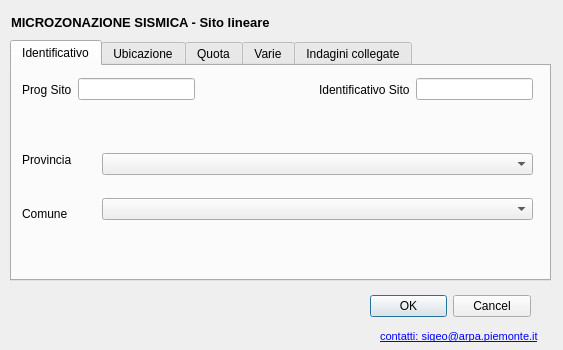
First picture: the form in Indagini/form/siti_lineari.ui, repository ivn888/mzs, before the edit.
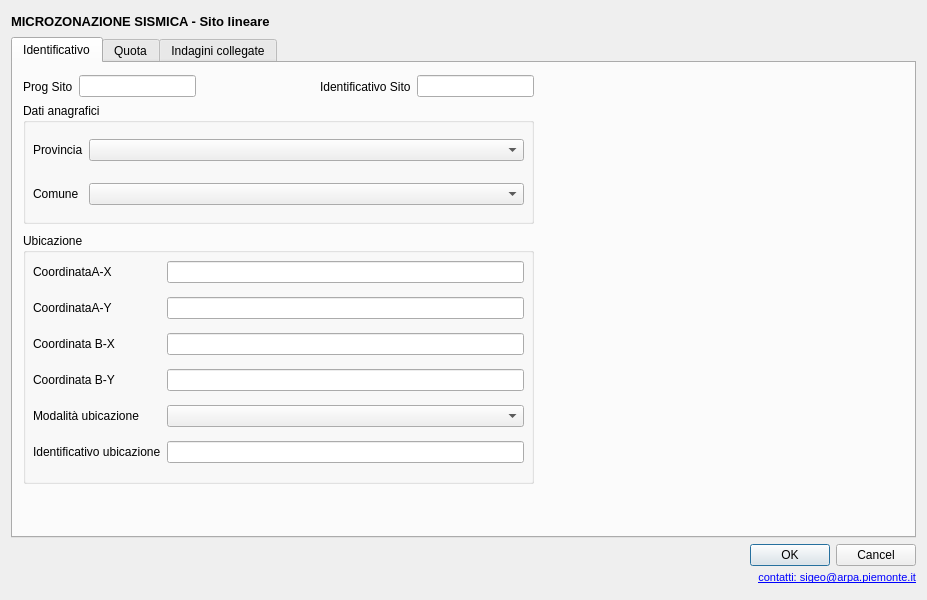
Second picture: the form after the edit. Icons and pictures are not drawn. Custom widgets are drawn as their Qt base class.

Patch:
```diff
--- a/Indagini/form/siti_lineari.ui
+++ b/Indagini/form/siti_lineari.ui
@@ -6,20 +6,20 @@
    <rect>
     <x>0</x>
     <y>0</y>
-    <width>563</width>
-    <height>350</height>
+    <width>927</width>
+    <height>600</height>
    </rect>
   </property>
   <property name="sizePolicy">
-   <sizepolicy hsizetype="Fixed" vsizetype="Fixed">
+   <sizepolicy hsizetype="Preferred" vsizetype="Preferred">
     <horstretch>0</horstretch>
     <verstretch>0</verstretch>
    </sizepolicy>
   </property>
   <property name="minimumSize">
    <size>
-    <width>563</width>
-    <height>350</height>
+    <width>800</width>
+    <height>600</height>
    </size>
   </property>
   <property name="font">
@@ -28,82 +28,10 @@
    </font>
   </property>
   <property name="windowTitle">
-   <string>Dialog</string>
+   <string>Sito Puntuale</string>
   </property>
-  <widget class="QDialogButtonBox" name="buttonBox">
-   <property name="geometry">
-    <rect>
-     <x>370</x>
-     <y>290</y>
-     <width>161</width>
-     <height>32</height>
-    </rect>
-   </property>
-   <property name="orientation">
-    <enum>Qt::Horizontal</enum>
-   </property>
-   <property name="standardButtons">
-    <set>QDialogButtonBox::Cancel|QDialogButtonBox::Ok</set>
-   </property>
-  </widget>
-  <widget class="QLabel" name="label_10">
-   <property name="geometry">
-    <rect>
-     <x>20</x>
-     <y>290</y>
-     <width>91</width>
-     <height>41</height>
-    </rect>
-   </property>
-   <property name="text">
-    <string/>
-   </property>
-   <property name="pixmap">
-    <pixmap>resources/arpa.gif</pixmap>
-   </property>
-  </widget>
-  <widget class="QLabel" name="label_16">
-   <property name="geometry">
-    <rect>
-     <x>130</x>
-     <y>290</y>
-     <width>131</width>
-     <height>41</height>
-    </rect>
-   </property>
-   <property name="text">
-    <string/>
-   </property>
-   <property name="pixmap">
-    <pixmap>resources/rp.gif</pixmap>
-   </property>
-  </widget>
-  <widget class="QLabel" name="label_17">
-   <property name="geometry">
-    <rect>
-     <x>380</x>
-     <y>330</y>
-     <width>159</width>
-     <height>13</height>
-    </rect>
-   </property>
-   <property name="text">
-    <string>&lt;!DOCTYPE HTML PUBLIC &quot;-//W3C//DTD HTML 4.0//EN&quot; &quot;http://www.w3.org/TR/REC-html40/strict.dtd&quot;&gt;
-&lt;html&gt;&lt;head&gt;&lt;meta name=&quot;qrichtext&quot; content=&quot;1&quot; /&gt;&lt;style type=&quot;text/css&quot;&gt;
-p, li { white-space: pre-wrap; }
-&lt;/style&gt;&lt;/head&gt;&lt;body style=&quot; font-family:'Arial'; font-size:8.25pt; font-weight:400; font-style:normal;&quot;&gt;
-&lt;p style=&quot; margin-top:0px; margin-bottom:0px; margin-left:0px; margin-right:0px; -qt-block-indent:0; text-indent:0px;&quot;&gt;&lt;a href=&quot;mailto:sigeo.arpa.piemonte.it&quot;&gt;&lt;span style=&quot; text-decoration: underline; color:#0000ff;&quot;&gt;contatti: sigeo@arpa.piemonte.it&lt;/span&gt;&lt;/a&gt;&lt;/p&gt;&lt;/body&gt;&lt;/html&gt;</string>
-   </property>
-  </widget>
-  <widget class="QWidget" name="layoutWidget">
-   <property name="geometry">
-    <rect>
-     <x>11</x>
-     <y>11</y>
-     <width>531</width>
-     <height>22</height>
-    </rect>
-   </property>
+  <layout class="QVBoxLayout" name="verticalLayout">
+   <item>
    <layout class="QHBoxLayout" name="horizontalLayout">
     <item>
      <widget class="QLabel" name="label_6">
@@ -133,20 +61,19 @@
      </spacer>
     </item>
    </layout>
-  </widget>
+   </item>
+   <item>
   <widget class="QTabWidget" name="tabgroup">
-   <property name="geometry">
-    <rect>
-     <x>10</x>
-     <y>40</y>
-     <width>541</width>
-     <height>241</height>
-    </rect>
+     <property name="sizePolicy">
+      <sizepolicy hsizetype="Expanding" vsizetype="Expanding">
+       <horstretch>0</horstretch>
+       <verstretch>0</verstretch>
+      </sizepolicy>
    </property>
    <property name="minimumSize">
     <size>
-     <width>541</width>
-     <height>241</height>
+       <width>600</width>
+       <height>250</height>
     </size>
    </property>
    <property name="tabShape">
@@ -162,50 +89,6 @@
     <attribute name="title">
      <string>Identificativo</string>
     </attribute>
-    <widget class="QWidget" name="layoutWidget">
-     <property name="geometry">
-      <rect>
-       <x>90</x>
-       <y>70</y>
-       <width>431</width>
-       <height>101</height>
-      </rect>
-     </property>
-     <layout class="QVBoxLayout" name="verticalLayout">
-      <item>
-       <widget class="QComboBox" name="ubicazione_prov"/>
-      </item>
-      <item>
-       <widget class="QComboBox" name="cod_istat"/>
-      </item>
-     </layout>
-    </widget>
-    <widget class="QWidget" name="layoutWidget">
-     <property name="geometry">
-      <rect>
-       <x>10</x>
-       <y>70</y>
-       <width>71</width>
-       <height>101</height>
-      </rect>
-     </property>
-     <layout class="QVBoxLayout" name="verticalLayout_2">
-      <item>
-       <widget class="QLabel" name="label_4">
-        <property name="text">
-         <string>Provincia</string>
-        </property>
-       </widget>
-      </item>
-      <item>
-       <widget class="QLabel" name="label">
-        <property name="text">
-         <string>Comune</string>
-        </property>
-       </widget>
-      </item>
-     </layout>
-    </widget>
     <widget class="QWidget" name="layoutWidget">
      <property name="geometry">
       <rect>
@@ -238,7 +121,7 @@
          <bool>true</bool>
         </property>
         <property name="toolTip">
-         <string/>
+           <string extracomment="pippo"/>
         </property>
         <property name="whatsThis">
          <string/>
@@ -280,7 +163,7 @@
          <bool>true</bool>
         </property>
         <property name="toolTip">
-         <string/>
+           <string extracomment="pippo"/>
         </property>
         <property name="whatsThis">
          <string/>
@@ -289,113 +172,174 @@
       </item>
      </layout>
     </widget>
-   </widget>
-   <widget class="QWidget" name="tab_2">
-    <attribute name="title">
+      <widget class="QGroupBox" name="groupBox">
+       <property name="geometry">
+        <rect>
+         <x>10</x>
+         <y>170</y>
+         <width>511</width>
+         <height>251</height>
+        </rect>
+       </property>
+       <property name="title">
      <string>Ubicazione</string>
-    </attribute>
-    <widget class="QWidget" name="layoutWidget_2">
-     <property name="geometry">
-      <rect>
-       <x>160</x>
-       <y>20</y>
-       <width>311</width>
-       <height>181</height>
-      </rect>
-     </property>
-     <layout class="QVBoxLayout" name="verticalLayout_7">
-      <item>
-       <widget class="QLineEdit" name="Acoord_X"/>
-      </item>
-      <item>
-       <widget class="QLineEdit" name="Acoord_Y"/>
-      </item>
-      <item>
-       <widget class="QLineEdit" name="Bcoord_X"/>
-      </item>
-      <item>
-       <widget class="QLineEdit" name="Bcoord_Y"/>
-      </item>
-      <item>
-       <widget class="QComboBox" name="mod_identcoord"/>
-      </item>
-      <item>
-       <widget class="QLineEdit" name="desc_modcoord"/>
-      </item>
-     </layout>
-    </widget>
+       </property>
     <widget class="QWidget" name="layoutWidget_3">
      <property name="geometry">
       <rect>
        <x>10</x>
        <y>20</y>
-       <width>136</width>
-       <height>181</height>
-      </rect>
-     </property>
-     <layout class="QVBoxLayout" name="verticalLayout_8">
-      <item>
-       <widget class="QLabel" name="lbl_valore1_11">
-        <property name="enabled">
-         <bool>true</bool>
-        </property>
-        <property name="text">
-         <string>Coordinata inizio-X</string>
-        </property>
-       </widget>
-      </item>
-      <item>
+          <width>491</width>
+          <height>221</height>
+         </rect>
+        </property>
+        <layout class="QGridLayout" name="gridLayout">
+         <property name="leftMargin">
+          <number>0</number>
+         </property>
+         <item row="5" column="0">
        <widget class="QLabel" name="lbl_valore1_12">
         <property name="enabled">
          <bool>true</bool>
         </property>
         <property name="text">
-         <string>Coordinata inizio-Y</string>
+            <string>Identificativo ubicazione</string>
         </property>
        </widget>
       </item>
-      <item>
-       <widget class="QLabel" name="lbl_valore1_13">
-        <property name="enabled">
-         <bool>true</bool>
-        </property>
-        <property name="text">
-         <string>Coordinata fine-X</string>
-        </property>
-       </widget>
-      </item>
-      <item>
-       <widget class="QLabel" name="lbl_valore1_14">
-        <property name="enabled">
-         <bool>true</bool>
-        </property>
-        <property name="text">
-         <string>Coordinata fine-Y</string>
-        </property>
-       </widget>
-      </item>
-      <item>
+         <item row="2" column="0">
        <widget class="QLabel" name="lbl_valore1_10">
         <property name="enabled">
          <bool>true</bool>
         </property>
         <property name="text">
+            <string>Coordinata B-X</string>
+           </property>
+          </widget>
+         </item>
+         <item row="4" column="0">
+          <widget class="QLabel" name="lbl_valore1_11">
+           <property name="enabled">
+            <bool>true</bool>
+           </property>
+           <property name="text">
          <string>Modalità ubicazione</string>
         </property>
        </widget>
       </item>
-      <item>
-       <widget class="QLabel" name="lbl_valore1_8">
+         <item row="0" column="1">
+          <widget class="QLineEdit" name="Acoord_X"/>
+         </item>
+         <item row="4" column="1">
+          <widget class="QComboBox" name="mod_identcoord">
+           <property name="sizePolicy">
+            <sizepolicy hsizetype="Expanding" vsizetype="Fixed">
+             <horstretch>0</horstretch>
+             <verstretch>0</verstretch>
+            </sizepolicy>
+           </property>
+          </widget>
+         </item>
+         <item row="0" column="0">
+          <widget class="QLabel" name="lbl_valore1_9">
         <property name="enabled">
          <bool>true</bool>
         </property>
         <property name="text">
-         <string>Identificativo ubicazione</string>
+            <string>CoordinataA-X</string>
         </property>
        </widget>
       </item>
-     </layout>
-    </widget>
+         <item row="2" column="1">
+          <widget class="QLineEdit" name="Bcoord_X"/>
+         </item>
+         <item row="5" column="1">
+          <widget class="QLineEdit" name="desc_modcoord"/>
+         </item>
+         <item row="3" column="0">
+          <widget class="QLabel" name="lbl_valore1_15">
+           <property name="enabled">
+            <bool>true</bool>
+           </property>
+           <property name="text">
+            <string>Coordinata B-Y</string>
+           </property>
+          </widget>
+         </item>
+         <item row="1" column="1">
+          <widget class="QLineEdit" name="Acoord_Y"/>
+         </item>
+         <item row="3" column="1">
+          <widget class="QLineEdit" name="Bcoord_Y"/>
+         </item>
+         <item row="1" column="0">
+          <widget class="QLabel" name="lbl_valore1_14">
+           <property name="enabled">
+            <bool>true</bool>
+           </property>
+           <property name="text">
+            <string>CoordinataA-Y</string>
+           </property>
+          </widget>
+         </item>
+        </layout>
+       </widget>
+      </widget>
+      <widget class="QGroupBox" name="groupBox_2">
+       <property name="geometry">
+        <rect>
+         <x>10</x>
+         <y>40</y>
+         <width>511</width>
+         <height>121</height>
+        </rect>
+       </property>
+       <property name="title">
+        <string>Dati anagrafici</string>
+       </property>
+       <widget class="QWidget" name="layoutWidget">
+        <property name="geometry">
+         <rect>
+          <x>10</x>
+          <y>20</y>
+          <width>491</width>
+          <height>98</height>
+         </rect>
+        </property>
+        <layout class="QGridLayout" name="gridLayout_2">
+         <item row="0" column="0">
+          <widget class="QLabel" name="label_4">
+           <property name="text">
+            <string>Provincia</string>
+           </property>
+          </widget>
+         </item>
+         <item row="1" column="0">
+          <widget class="QLabel" name="label">
+           <property name="text">
+            <string>Comune</string>
+           </property>
+          </widget>
+         </item>
+         <item row="0" column="1">
+          <widget class="QComboBox" name="ubicazione_prov">
+           <property name="sizePolicy">
+            <sizepolicy hsizetype="Expanding" vsizetype="Fixed">
+             <horstretch>0</horstretch>
+             <verstretch>0</verstretch>
+            </sizepolicy>
+           </property>
+          </widget>
+         </item>
+         <item row="1" column="1">
+          <widget class="QComboBox" name="cod_istat"/>
+         </item>
+        </layout>
+       </widget>
+      </widget>
+      <zorder>groupBox_2</zorder>
+      <zorder>layoutWidget</zorder>
+      <zorder>groupBox</zorder>
    </widget>
    <widget class="QWidget" name="tab2">
     <attribute name="title">
@@ -404,36 +348,24 @@
     <widget class="QWidget" name="layoutWidget">
      <property name="geometry">
       <rect>
-       <x>160</x>
-       <y>20</y>
-       <width>311</width>
-       <height>101</height>
-      </rect>
-     </property>
-     <layout class="QVBoxLayout" name="verticalLayout_3">
-      <item>
+         <x>10</x>
+         <y>10</y>
+         <width>521</width>
+         <height>331</height>
+        </rect>
+       </property>
+       <layout class="QGridLayout" name="gridLayout_3">
+        <item row="2" column="2">
        <widget class="QLineEdit" name="Aquota">
-        <property name="clearButtonEnabled">
-         <bool>false</bool>
+          <property name="maxLength">
+           <number>4</number>
         </property>
        </widget>
       </item>
-      <item>
-       <widget class="QLineEdit" name="Bquota"/>
-      </item>
-     </layout>
-    </widget>
-    <widget class="QWidget" name="layoutWidget">
-     <property name="geometry">
-      <rect>
-       <x>10</x>
-       <y>20</y>
-       <width>136</width>
-       <height>101</height>
-      </rect>
-     </property>
-     <layout class="QVBoxLayout" name="verticalLayout_4">
-      <item>
+        <item row="1" column="2">
+         <widget class="QComboBox" name="modo_quota"/>
+        </item>
+        <item row="2" column="0">
        <widget class="QLabel" name="lbl_valore1_7">
         <property name="enabled">
          <bool>true</bool>
@@ -443,63 +375,118 @@
         </property>
        </widget>
       </item>
-      <item>
-       <widget class="QLabel" name="lbl_valore1_9">
-        <property name="enabled">
-         <bool>true</bool>
-        </property>
-        <property name="text">
-         <string>Quota slm fine</string>
-        </property>
-       </widget>
-      </item>
-     </layout>
-    </widget>
-   </widget>
-   <widget class="QWidget" name="tab3">
-    <attribute name="title">
-     <string>Varie</string>
-    </attribute>
-    <widget class="QWidget" name="layoutWidget">
-     <property name="geometry">
-      <rect>
-       <x>90</x>
-       <y>20</y>
-       <width>431</width>
-       <height>191</height>
-      </rect>
-     </property>
-     <layout class="QVBoxLayout" name="verticalLayout_5">
-      <item>
-       <widget class="QLineEdit" name="data_sito"/>
-      </item>
-      <item>
-       <widget class="QPlainTextEdit" name="note_sito"/>
-      </item>
-     </layout>
-    </widget>
-    <widget class="QWidget" name="layoutWidget">
-     <property name="geometry">
-      <rect>
-       <x>10</x>
-       <y>20</y>
-       <width>71</width>
-       <height>51</height>
-      </rect>
-     </property>
-     <layout class="QVBoxLayout" name="verticalLayout_6">
-      <item>
+        <item row="4" column="0">
        <widget class="QLabel" name="label_7">
         <property name="text">
          <string>Data sito</string>
         </property>
        </widget>
       </item>
-      <item>
+        <item row="1" column="0">
+         <widget class="QLabel" name="lbl_valore1_8">
+          <property name="enabled">
+           <bool>true</bool>
+          </property>
+          <property name="text">
+           <string>Modalità quota</string>
+          </property>
+         </widget>
+        </item>
+        <item row="2" column="3">
+         <widget class="QLabel" name="lbl_valore1_13">
+          <property name="enabled">
+           <bool>true</bool>
+          </property>
+          <property name="text">
+           <string>[m slm]</string>
+          </property>
+         </widget>
+        </item>
+        <item row="5" column="0">
        <widget class="QLabel" name="label_8">
         <property name="text">
          <string>Note sito</string>
         </property>
+          <property name="alignment">
+           <set>Qt::AlignLeading|Qt::AlignLeft|Qt::AlignTop</set>
+          </property>
+         </widget>
+        </item>
+        <item row="5" column="2">
+         <widget class="QPlainTextEdit" name="note_sito"/>
+        </item>
+        <item row="4" column="2">
+         <widget class="QDateEdit" name="data_sito">
+          <property name="accelerated">
+           <bool>false</bool>
+          </property>
+          <property name="dateTime">
+           <datetime>
+            <hour>0</hour>
+            <minute>0</minute>
+            <second>0</second>
+            <year>1900</year>
+            <month>1</month>
+            <day>1</day>
+           </datetime>
+          </property>
+          <property name="date">
+           <date>
+            <year>1900</year>
+            <month>1</month>
+            <day>1</day>
+           </date>
+          </property>
+          <property name="maximumDateTime">
+           <datetime>
+            <hour>23</hour>
+            <minute>59</minute>
+            <second>59</second>
+            <year>2020</year>
+            <month>12</month>
+            <day>31</day>
+           </datetime>
+          </property>
+          <property name="minimumDateTime">
+           <datetime>
+            <hour>0</hour>
+            <minute>0</minute>
+            <second>0</second>
+            <year>1900</year>
+            <month>1</month>
+            <day>1</day>
+           </datetime>
+          </property>
+          <property name="maximumDate">
+           <date>
+            <year>2020</year>
+            <month>12</month>
+            <day>31</day>
+           </date>
+          </property>
+          <property name="displayFormat">
+           <string>dd/MM/yyyy</string>
+          </property>
+          <property name="calendarPopup">
+           <bool>true</bool>
+          </property>
+         </widget>
+        </item>
+        <item row="3" column="2">
+         <widget class="QLineEdit" name="Bquota">
+          <property name="maxLength">
+           <number>4</number>
+          </property>
+         </widget>
+        </item>
+        <item row="3" column="0">
+         <widget class="QLabel" name="lbl_valore1_16">
+          <property name="enabled">
+           <bool>true</bool>
+          </property>
+          <property name="text">
+           <string>Quota slm fine</string>
+          </property>
        </widget>
       </item>
      </layout>
@@ -509,53 +496,117 @@
     <attribute name="title">
      <string>Indagini collegate</string>
     </attribute>
-    <widget class="QTableWidget" name="tableIndagini">
-     <property name="enabled">
-      <bool>true</bool>
-     </property>
+      <widget class="QgsRelationEditorWidget" name="rel_sito_ind_ln">
      <property name="geometry">
       <rect>
-       <x>10</x>
-       <y>20</y>
-       <width>521</width>
-       <height>151</height>
-      </rect>
-     </property>
-     <property name="editTriggers">
-      <set>QAbstractItemView::AnyKeyPressed|QAbstractItemView::EditKeyPressed</set>
-     </property>
-     <property name="selectionMode">
-      <enum>QAbstractItemView::SingleSelection</enum>
-     </property>
-     <property name="selectionBehavior">
-      <enum>QAbstractItemView::SelectRows</enum>
-     </property>
-     <attribute name="horizontalHeaderMinimumSectionSize">
-      <number>30</number>
-     </attribute>
-    </widget>
-    <widget class="QPushButton" name="btnApriForm">
-     <property name="geometry">
-      <rect>
-       <x>430</x>
-       <y>180</y>
-       <width>91</width>
-       <height>27</height>
-      </rect>
+         <x>0</x>
+         <y>0</y>
+         <width>891</width>
+         <height>461</height>
+        </rect>
+       </property>
+       <property name="sizePolicy">
+        <sizepolicy hsizetype="Expanding" vsizetype="Fixed">
+         <horstretch>0</horstretch>
+         <verstretch>0</verstretch>
+        </sizepolicy>
+       </property>
+       <property name="maximumSize">
+        <size>
+         <width>2048</width>
+         <height>16777215</height>
+        </size>
+       </property>
+       <property name="font">
+        <font>
+         <family>Arial</family>
+        </font>
+       </property>
+       <property name="autoFillBackground">
+        <bool>false</bool>
+       </property>
+       <property name="styleSheet">
+        <string notr="true">QgsCollapsibleGroupBoxBasic::title, QgsCollapsibleGroupBox::title {  subcontrol-origin: margin;  subcontrol-position: top left;  margin-left: 20px;  margin-right: 5px;  left: 0px;  top: 2px;}</string>
+       </property>
+       <property name="flat">
+        <bool>false</bool>
+       </property>
+       <property name="qgisRelation">
+        <string notr="true">rel_sito_ind_ln</string>
+       </property>
+       <property name="viewMode">
+        <enum>QgsDualView::AttributeEditor</enum>
+       </property>
+      </widget>
+     </widget>
+    </widget>
+   </item>
+   <item>
+    <layout class="QGridLayout" name="BottomBar" rowstretch="0,0,0">
+     <property name="verticalSpacing">
+      <number>5</number>
      </property>
+     <item row="1" column="2">
+      <widget class="QLabel" name="label_18">
      <property name="text">
-      <string>Apri  Indagine</string>
-     </property>
-    </widget>
-   </widget>
-  </widget>
-  <zorder>layoutWidget</zorder>
-  <zorder>buttonBox</zorder>
-  <zorder>label_10</zorder>
-  <zorder>label_16</zorder>
-  <zorder>label_17</zorder>
-  <zorder>tabgroup</zorder>
- </widget>
+        <string>&lt;!DOCTYPE HTML PUBLIC &quot;-//W3C//DTD HTML 4.0//EN&quot; &quot;http://www.w3.org/TR/REC-html40/strict.dtd&quot;&gt;
+&lt;html&gt;&lt;head&gt;&lt;meta name=&quot;qrichtext&quot; content=&quot;1&quot; /&gt;&lt;style type=&quot;text/css&quot;&gt;
+p, li { white-space: pre-wrap; }
+&lt;/style&gt;&lt;/head&gt;&lt;body style=&quot; font-family:'Arial'; font-size:8.25pt; font-weight:400; font-style:normal;&quot;&gt;
+&lt;p style=&quot; margin-top:0px; margin-bottom:0px; margin-left:0px; margin-right:0px; -qt-block-indent:0; text-indent:0px;&quot;&gt;&lt;a href=&quot;mailto:sigeo.arpa.piemonte.it&quot;&gt;&lt;span style=&quot; text-decoration: underline; color:#0000ff;&quot;&gt;contatti: sigeo@arpa.piemonte.it&lt;/span&gt;&lt;/a&gt;&lt;/p&gt;&lt;/body&gt;&lt;/html&gt;</string>
+       </property>
+       <property name="alignment">
+        <set>Qt::AlignRight|Qt::AlignTrailing|Qt::AlignVCenter</set>
+       </property>
+      </widget>
+     </item>
+     <item row="0" column="0" rowspan="3">
+      <widget class="QLabel" name="Arpalogo">
+       <property name="text">
+        <string/>
+       </property>
+       <property name="pixmap">
+        <pixmap>resources/arpa.gif</pixmap>
+       </property>
+      </widget>
+     </item>
+     <item row="0" column="2">
+      <widget class="QDialogButtonBox" name="buttonBox">
+       <property name="orientation">
+        <enum>Qt::Horizontal</enum>
+       </property>
+       <property name="standardButtons">
+        <set>QDialogButtonBox::Cancel|QDialogButtonBox::Ok</set>
+       </property>
+      </widget>
+     </item>
+     <item row="0" column="1" rowspan="3">
+      <widget class="QLabel" name="REGlogo">
+       <property name="text">
+        <string/>
+       </property>
+       <property name="pixmap">
+        <pixmap>resources/rp.gif</pixmap>
+       </property>
+      </widget>
+     </item>
+    </layout>
+   </item>
+  </layout>
+ </widget>
+ <customwidgets>
+  <customwidget>
+   <class>QgsCollapsibleGroupBox</class>
+   <extends>QGroupBox</extends>
+   <header>qgscollapsiblegroupbox.h</header>
+   <container>1</container>
+  </customwidget>
+  <customwidget>
+   <class>QgsRelationEditorWidget</class>
+   <extends>QgsCollapsibleGroupBox</extends>
+   <header>qgsrelationeditorwidget.h</header>
+  </customwidget>
+ </customwidgets>
  <tabstops>
   <tabstop>tabgroup</tabstop>
   <tabstop>ubicazione_prov</tabstop>
```
Left out of the diff: 18 changed lines with no effect on the pictures. Lines whose indentation alone changed are shown as unchanged.
